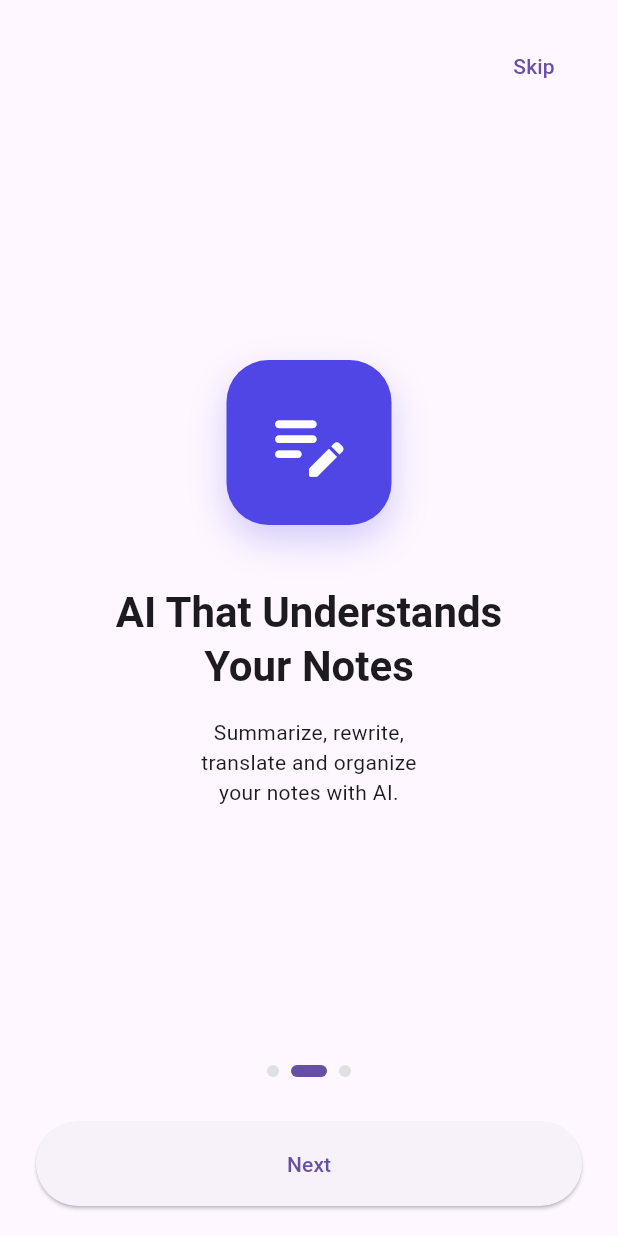
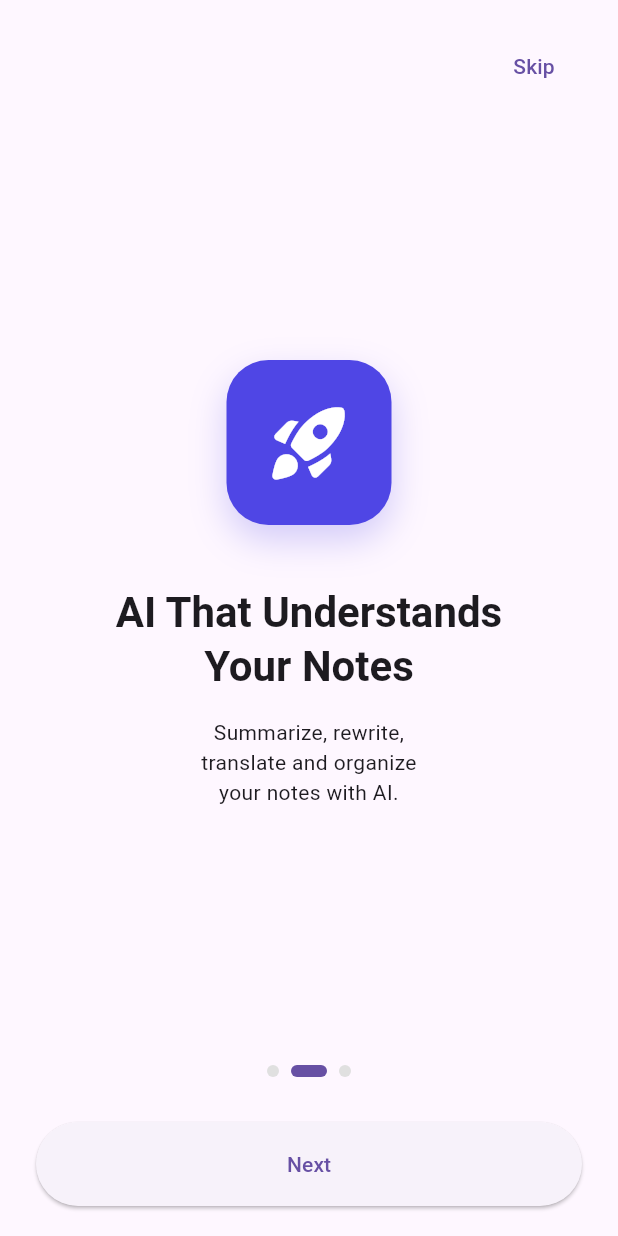
Before and after one commit to pradeepdevianbu-netizen/ai-notes-app, a Flutter app: the screen it shows after launch, after a tap on "Next", on a phone screen of 412 x 824 dp. Run offline on Flutter 3.47's test engine with Material 3 defaults, Android fonts, the phone set to English and light mode, and no system bars; our stand-ins replace firebase_auth, firebase_core, google_fonts; accounts and stored records are empty; network calls fail.

Commit message:
fix: complete logo correction

```diff
--- a/lib/screens/Profile/complete_profile_screen.dart
+++ b/lib/screens/Profile/complete_profile_screen.dart
@@ -124,7 +124,7 @@ class _CompleteProfileScreenState extends State<CompleteProfileScreen> {
 
               /// Department
               DropdownButtonFormField<String>(
-                value: selectedDepartment,
+                initialValue: selectedDepartment,
                 decoration: const InputDecoration(
                   labelText: "Department",
                   prefixIcon: Icon(Icons.account_tree_outlined),
@@ -172,7 +172,7 @@ class _CompleteProfileScreenState extends State<CompleteProfileScreen> {
 
               /// Section
               DropdownButtonFormField<String>(
-                value: selectedSection,
+                initialValue: selectedSection,
                 decoration: const InputDecoration(
                   labelText: "Section",
                   prefixIcon: Icon(Icons.groups_outlined),
--- a/lib/screens/auth/sign_up_screen.dart
+++ b/lib/screens/auth/sign_up_screen.dart
@@ -96,7 +96,7 @@ Future<void> signUp() async {
                     ],
                   ),
                   child: const Icon(
-                    Icons.edit_note_rounded,
+                   Icons.rocket_launch_rounded,
                     color: Colors.white,
                     size: 60,
                   ),
--- a/lib/screens/onboarding/onboarding_screen1.dart
+++ b/lib/screens/onboarding/onboarding_screen1.dart
@@ -46,7 +46,7 @@ class OnboardingScreen extends StatelessWidget {
                         ),
                       ]),
                   child: const Icon(
-                    Icons.edit_note_rounded,
+                    Icons.rocket_launch_rounded,
                     size: 60,
                     color: Colors.white,
                   ),
@@ -58,7 +58,7 @@ class OnboardingScreen extends StatelessWidget {
               /// Title
               Center(
                 child: Text(
-                  "Welcome to\nMindNote AI",
+                  "Welcome to\nCampusX",
                   textAlign: TextAlign.center,
                   style: theme.textTheme.headlineMedium?.copyWith(
                     fontWeight: FontWeight.bold,
--- a/lib/screens/onboarding/onboarding_screen2.dart
+++ b/lib/screens/onboarding/onboarding_screen2.dart
@@ -49,7 +49,7 @@ class OnboardingScreen2 extends StatelessWidget {
                     ],
                   ),
                   child: const Icon(
-                    Icons.edit_note_rounded,
+                    Icons.rocket_launch_rounded,
                     color: Colors.white,
                     size: 60,
                   ),
--- a/lib/screens/onboarding/onboarding_screen3.dart
+++ b/lib/screens/onboarding/onboarding_screen3.dart
@@ -55,7 +55,7 @@ class OnboardingScreen3 extends StatelessWidget {
                     ],
                   ),
                   child: const Icon(
-                    Icons.edit_note_rounded,
+                   Icons.rocket_launch_rounded,
                     color: Colors.white,
                     size: 60,
                   ),
```
